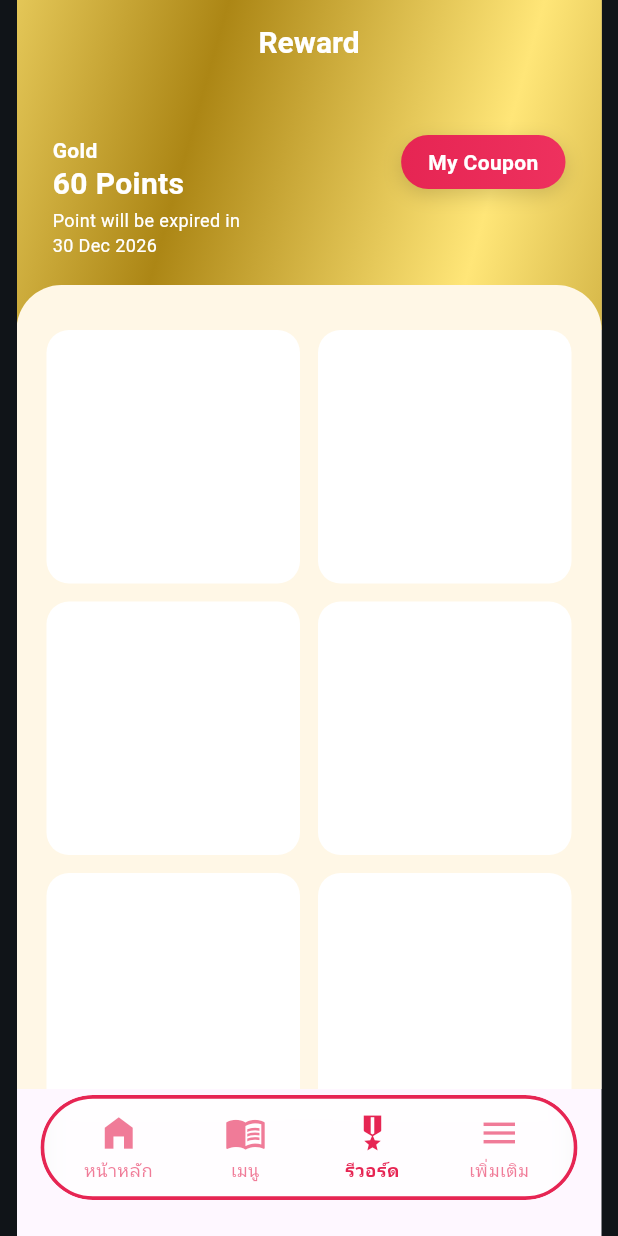
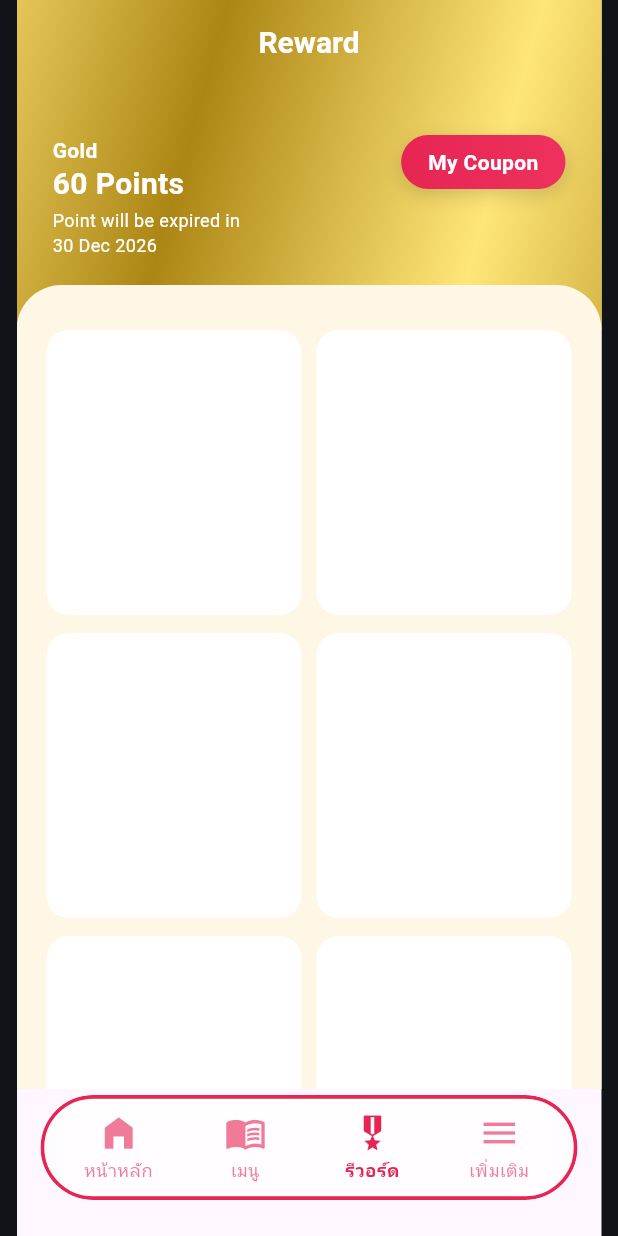
Before and after one commit to TenNatthaphong/shakey_frontend, a Flutter app: the screen it shows after launch, after a tap on "Reward", on a phone screen of 412 x 824 dp. Run offline on Flutter 3.47's test engine with Material 3 defaults, Android fonts, the phone set to English and light mode, and no system bars.

Commit message:
implement initial UI for Home, More, and Reward pages

```diff
--- a/lib/pages/home_page.dart
+++ b/lib/pages/home_page.dart
@@ -1,10 +1,40 @@
 import 'package:flutter/material.dart';
 import 'package:shakey/app_color.dart';
 
-class HomePage extends StatelessWidget {
+class HomePage extends StatefulWidget {
   final ValueChanged<int>? onTabSelected;
 
   const HomePage({super.key, this.onTabSelected});
+
+  @override
+  State<HomePage> createState() => _HomePageState();
+}
+
+class _HomePageState extends State<HomePage> {
+  static const int _bannerCount = 4;
+  late final PageController _bannerController;
+  int _activeBannerIndex = 0;
+
+  @override
+  void initState() {
+    super.initState();
+    _bannerController = PageController();
+  }
+
+  @override
+  void dispose() {
+    _bannerController.dispose();
+    super.dispose();
+  }
+
+  void _changeBannerPage(int delta) {
+    final nextPage = (_activeBannerIndex + delta + _bannerCount) % _bannerCount;
+    _bannerController.animateToPage(
+      nextPage,
+      duration: const Duration(milliseconds: 250),
+      curve: Curves.easeOut,
+    );
+  }
 
   Widget _buildSectionCard({
     required _HomeScale scale,
@@ -220,6 +250,7 @@ class HomePage extends StatelessWidget {
     String text = 'Banner',
   }) {
     return Container(
+      width: scale.w(370),
       height: scale.h(height),
       decoration: BoxDecoration(
         color: Colors.white,
@@ -236,6 +267,100 @@ class HomePage extends StatelessWidget {
       child: Text(
         text,
         style: TextStyle(fontSize: scale.sp(40), color: Colors.black87),
+      ),
+    );
+  }
+
+  Widget _buildBannerCarousel(_HomeScale scale) {
+    return Column(
+      children: [
+        SizedBox(
+          height: scale.h(200),
+          child: Stack(
+            children: [
+              PageView.builder(
+                controller: _bannerController,
+                itemCount: _bannerCount,
+                physics: const BouncingScrollPhysics(),
+                onPageChanged: (index) {
+                  setState(() {
+                    _activeBannerIndex = index;
+                  });
+                },
+                itemBuilder: (_, index) {
+                  return Padding(
+                    padding: EdgeInsets.symmetric(horizontal: scale.w(10)),
+                    child: Align(
+                      alignment: Alignment.center,
+                      child: _buildPlaceholder(scale, 200, text: 'Banner'),
+                    ),
+                  );
+                },
+              ),
+              Positioned(
+                left: scale.w(16),
+                top: 0,
+                bottom: 0,
+                child: Center(
+                  child: _buildBannerArrowButton(
+                    scale: scale,
+                    icon: Icons.chevron_left_rounded,
+                    onTap: () => _changeBannerPage(-1),
+                  ),
+                ),
+              ),
+              Positioned(
+                right: scale.w(16),
+                top: 0,
+                bottom: 0,
+                child: Center(
+                  child: _buildBannerArrowButton(
+                    scale: scale,
+                    icon: Icons.chevron_right_rounded,
+                    onTap: () => _changeBannerPage(1),
+                  ),
+                ),
+              ),
+            ],
+          ),
+        ),
+        SizedBox(height: scale.h(10)),
+        Row(
+          mainAxisAlignment: MainAxisAlignment.center,
+          children: List.generate(_bannerCount, (index) {
+            final isActive = index == _activeBannerIndex;
+            return AnimatedContainer(
+              duration: const Duration(milliseconds: 180),
+              margin: EdgeInsets.symmetric(horizontal: scale.w(4)),
+              width: isActive ? scale.w(14) : scale.w(8),
+              height: scale.h(4),
+              decoration: BoxDecoration(
+                color: isActive ? AppColor.primaryRed : const Color(0xFFCFCFCF),
+                borderRadius: BorderRadius.circular(scale.r(2)),
+              ),
+            );
+          }),
+        ),
+      ],
+    );
+  }
+
+  Widget _buildBannerArrowButton({
+    required _HomeScale scale,
+    required IconData icon,
+    required VoidCallback onTap,
+  }) {
+    return Material(
+      color: Colors.white.withOpacity(0.9),
+      shape: const CircleBorder(),
+      child: InkWell(
+        onTap: onTap,
+        customBorder: const CircleBorder(),
+        child: SizedBox(
+          width: scale.w(32),
+          height: scale.h(32),
+          child: Icon(icon, color: AppColor.primaryRed, size: scale.sp(20)),
+        ),
       ),
     );
   }
@@ -357,13 +482,13 @@ class HomePage extends StatelessWidget {
                           _buildQuickAction(
                             scale,
                             'Reward',
-                            onTap: () => onTabSelected?.call(2),
+                            onTap: () => widget.onTabSelected?.call(2),
                           ),
                           SizedBox(width: scale.w(10)),
                           _buildQuickAction(
                             scale,
                             'Menu',
-                            onTap: () => onTabSelected?.call(1),
+                            onTap: () => widget.onTabSelected?.call(1),
                           ),
                         ],
                       ),
@@ -375,12 +500,7 @@ class HomePage extends StatelessWidget {
                     child: Column(
                       crossAxisAlignment: CrossAxisAlignment.stretch,
                       children: [
-                        Padding(
-                          padding: EdgeInsets.symmetric(
-                            horizontal: scale.w(10),
-                          ),
-                          child: _buildPlaceholder(scale, 200),
-                        ),
+                        _buildBannerCarousel(scale),
                         SizedBox(height: scale.h(18)),
                         Padding(
                           padding: EdgeInsets.symmetric(
@@ -396,16 +516,26 @@ class HomePage extends StatelessWidget {
                             ),
                           ),
                         ),
-                        SizedBox(height: scale.h(12)),
+                        SizedBox(height: scale.h(18)),
                         _buildRecentOrder(scale),
-                        SizedBox(height: scale.h(18)),
-                        Padding(
-                          padding: EdgeInsets.symmetric(
-                            horizontal: scale.w(10),
-                          ),
-                          child: _buildPlaceholder(scale, 200),
-                        ),
                       ],
+                    ),
+                  ),
+                  Padding(
+                    padding: EdgeInsets.fromLTRB(
+                      scale.w(10),
+                      scale.h(18),
+                      scale.w(10),
+                      0,
+                    ),
+                    child: Text(
+                      'Promotion for you',
+                      textAlign: TextAlign.center,
+                      style: TextStyle(
+                        color: AppColor.primaryRed,
+                        fontWeight: FontWeight.w700,
+                        fontSize: scale.sp(22),
+                      ),
                     ),
                   ),
                   _buildPromoGrid(scale),
--- a/lib/pages/more_page.dart
+++ b/lib/pages/more_page.dart
@@ -57,7 +57,7 @@ class MorePage extends StatelessWidget {
                     ),
                     const SizedBox(height: 12),
                     const Text(
-                      '2234 points',
+                      '60 points',
                       style: TextStyle(
                         fontSize: 18,
                         fontWeight: FontWeight.w400,
--- a/lib/pages/reward_page.dart
+++ b/lib/pages/reward_page.dart
@@ -134,9 +134,9 @@ class RewardPage extends StatelessWidget {
             sliver: SliverGrid(
               gridDelegate: const SliverGridDelegateWithFixedCrossAxisCount(
                 crossAxisCount: 2,
-                crossAxisSpacing: 12,
+                crossAxisSpacing: 10,
                 mainAxisSpacing: 12,
-                childAspectRatio: 1.0,
+                mainAxisExtent: 190,
               ),
               delegate: SliverChildBuilderDelegate(
                 (context, index) => Container(
```
